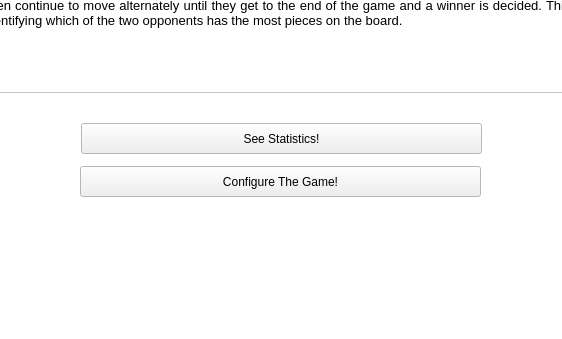
First picture: the form in InterfaceGraphique/mainwindow.ui, repository LouisTrezzini/tdlog-boardgame-ai, before the edit; both pictures show x 99 to 661 and y 517 to 856 of the 756 by 856 pixel window.
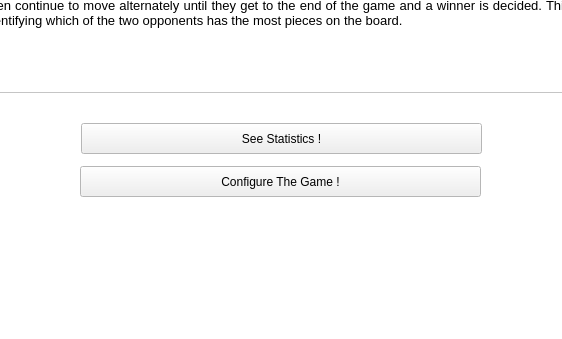
Second picture: the form after the edit. The open tabs and pages were chosen to show the change. Icons and pictures are not drawn.

```diff
--- a/InterfaceGraphique/mainwindow.ui
+++ b/InterfaceGraphique/mainwindow.ui
@@ -133,7 +133,7 @@
        </rect>
       </property>
       <property name="text">
-       <string>Configure The Game!</string>
+       <string>Configure The Game !</string>
       </property>
      </widget>
      <widget class="QPushButton" name="statisticsBtn">
@@ -146,7 +146,7 @@
        </rect>
       </property>
       <property name="text">
-       <string>See Statistics!</string>
+       <string>See Statistics !</string>
       </property>
      </widget>
     </widget>
```
Left out of the diff: 6 changed lines with no effect on the pictures.
